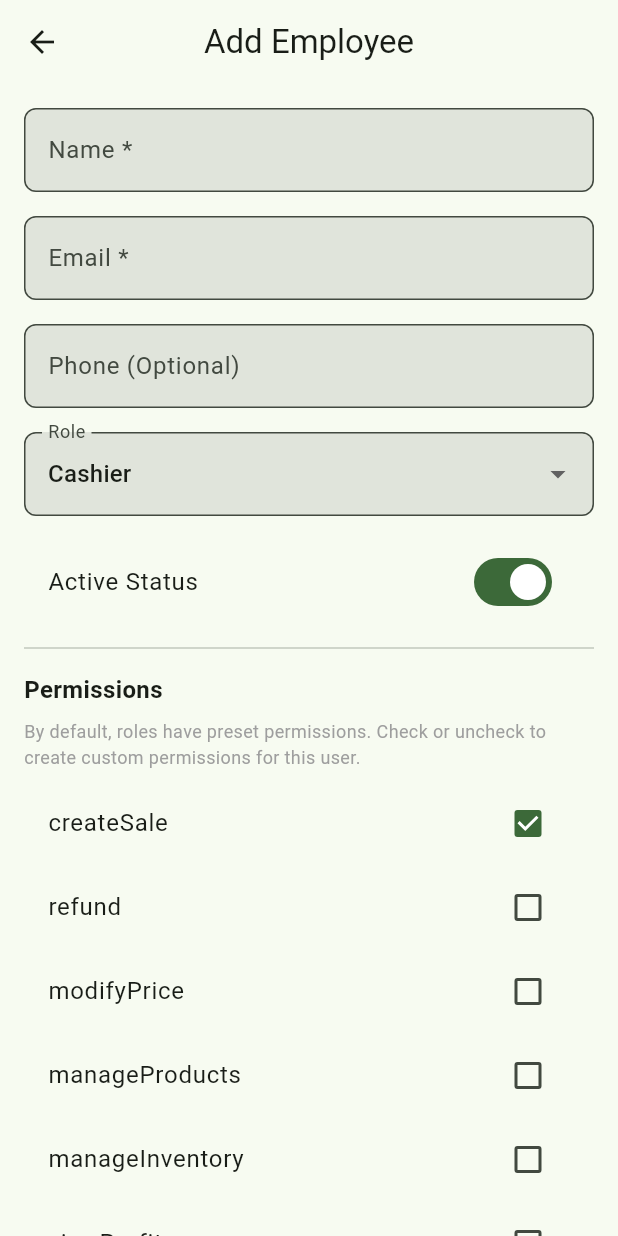
After one commit to shahriasayad/nexa_pos, a Flutter app: the EmployeeFormScreen screen opened directly, on a phone screen of 412 x 824 dp. The commit adds this screen. Run offline on Flutter 3.47's test engine with Material 3 defaults, Android fonts, the phone set to English and light mode, and no system bars; accounts and stored records are empty.

Commit message:
Employees & Permissions

```diff
--- /dev/null
+++ b/lib/core/auth/auth_provider.dart
@@ -0,0 +1,43 @@
+import 'package:flutter/material.dart';
+import '../../features/employees/domain/models/employee.dart';
+import '../../features/employees/domain/repositories/employee_repository.dart';
+import '../../features/employees/data/repositories/mock_employee_repository.dart';
+
+class AuthProvider extends ChangeNotifier {
+  static final AuthProvider instance = AuthProvider._internal();
+
+  final EmployeeRepository repository = MockEmployeeRepository();
+  Employee? _currentUser;
+
+  AuthProvider._internal() {
+    _init();
+  }
+
+  Future<void> _init() async {
+    final emps = await repository.getEmployees();
+    if (emps.isNotEmpty) {
+      _currentUser = emps.first;
+      notifyListeners();
+    }
+  }
+
+  Employee? get currentUser => _currentUser;
+
+  bool can(Permission p) => _currentUser?.hasPermission(p) ?? false;
+
+  void switchUser(Employee emp) {
+    _currentUser = emp;
+    notifyListeners();
+  }
+
+  // Used for tests to ensure permissions pass synchronously
+  void testLoginAdmin() {
+    _currentUser = Employee(
+      id: 'test-admin',
+      name: 'Test Admin',
+      email: 'test@admin.com',
+      role: EmployeeRole.admin,
+      createdAt: DateTime.now(),
+    );
+  }
+}
--- a/lib/core/layout/app_drawer.dart
+++ b/lib/core/layout/app_drawer.dart
@@ -80,6 +80,12 @@ class AppDrawer extends StatelessWidget {
             selected: currentRoute == AppRoutes.expenses,
             onTap: () => Navigator.pushReplacementNamed(context, AppRoutes.expenses),
           ),
+          ListTile(
+            leading: const Icon(Icons.people_outline),
+            title: const Text('Employees'),
+            selected: currentRoute == AppRoutes.employees,
+            onTap: () => Navigator.pushReplacementNamed(context, AppRoutes.employees),
+          ),
         ],
       ),
     );
--- a/lib/core/navigation/app_router.dart
+++ b/lib/core/navigation/app_router.dart
@@ -9,6 +9,7 @@ import 'package:nexa_pos/features/customers/presentation/screens/customer_list_s
 import 'package:nexa_pos/features/suppliers/presentation/screens/supplier_list_screen.dart';
 import 'package:nexa_pos/features/purchases/presentation/screens/purchase_list_screen.dart';
 import 'package:nexa_pos/features/expenses/presentation/screens/expense_list_screen.dart';
+import 'package:nexa_pos/features/employees/presentation/screens/employee_list_screen.dart';
 
 class AppRoutes {
   static const String dashboard = '/';
@@ -21,6 +22,7 @@ class AppRoutes {
   static const String suppliers = '/suppliers';
   static const String purchases = '/purchases';
   static const String expenses = '/expenses';
+  static const String employees = '/employees';
 }
 
 class AppRouter {
@@ -46,6 +48,8 @@ class AppRouter {
         return MaterialPageRoute(builder: (_) => const PurchaseListScreen(), settings: settings);
       case AppRoutes.expenses:
         return MaterialPageRoute(builder: (_) => const ExpenseListScreen(), settings: settings);
+      case AppRoutes.employees:
+        return MaterialPageRoute(builder: (_) => const EmployeeListScreen(), settings: settings);
       default:
         return MaterialPageRoute(
           builder: (_) => Scaffold(
--- /dev/null
+++ b/lib/features/employees/data/repositories/mock_employee_repository.dart
@@ -0,0 +1,73 @@
+import '../../domain/models/employee.dart';
+import '../../domain/repositories/employee_repository.dart';
+
+class MockEmployeeRepository implements EmployeeRepository {
+  final List<Employee> _employees = [
+    Employee(
+      id: 'emp-1',
+      name: 'Super Admin',
+      email: 'admin@nexapos.com',
+      role: EmployeeRole.admin,
+      createdAt: DateTime.now(),
+    ),
+    Employee(
+      id: 'emp-2',
+      name: 'Store Manager',
+      email: 'manager@nexapos.com',
+      role: EmployeeRole.manager,
+      createdAt: DateTime.now(),
+    ),
+    Employee(
+      id: 'emp-3',
+      name: 'John Cashier',
+      email: 'john@nexapos.com',
+      role: EmployeeRole.cashier,
+      createdAt: DateTime.now(),
+    ),
+  ];
+
+  @override
+  Future<List<Employee>> getEmployees({String? query}) async {
+    await Future.delayed(const Duration(milliseconds: 200));
+    if (query == null || query.isEmpty) return List.unmodifiable(_employees);
+
+    final lower = query.toLowerCase();
+    return _employees.where((e) =>
+      e.name.toLowerCase().contains(lower) ||
+      e.email.toLowerCase().contains(lower)
+    ).toList();
+  }
+
+  @override
+  Future<Employee?> getEmployeeById(String id) async {
+    await Future.delayed(const Duration(milliseconds: 100));
+    try {
+      return _employees.firstWhere((e) => e.id == id);
+    } catch (_) {
+      return null;
+    }
+  }
+
+  @override
+  Future<void> saveEmployee(Employee employee) async {
+    await Future.delayed(const Duration(milliseconds: 200));
+    _employees.add(employee);
+  }
+
+  @override
+  Future<void> updateEmployee(Employee employee) async {
+    await Future.delayed(const Duration(milliseconds: 200));
+    final index = _employees.indexWhere((e) => e.id == employee.id);
+    if (index >= 0) {
+      _employees[index] = employee;
+    } else {
+      throw Exception('Employee not found');
+    }
+  }
+
+  @override
+  Future<void> deleteEmployee(String id) async {
+    await Future.delayed(const Duration(milliseconds: 200));
+    _employees.removeWhere((e) => e.id == id);
+  }
+}
--- /dev/null
+++ b/lib/features/employees/domain/models/employee.dart
@@ -0,0 +1,101 @@
+enum EmployeeRole {
+  admin,
+  manager,
+  cashier,
+}
+
+enum Permission {
+  createSale,
+  refund,
+  modifyPrice,
+  manageProducts,
+  manageInventory,
+  viewProfit,
+  manageEmployees,
+  viewReports,
+  manageSettings,
+}
+
+extension EmployeeRoleExtension on EmployeeRole {
+  String get displayName {
+    switch (this) {
+      case EmployeeRole.admin:
+        return 'Admin';
+      case EmployeeRole.manager:
+        return 'Manager';
+      case EmployeeRole.cashier:
+        return 'Cashier';
+    }
+  }
+
+  Set<Permission> get defaultPermissions {
+    switch (this) {
+      case EmployeeRole.admin:
+        return Permission.values.toSet();
+      case EmployeeRole.manager:
+        return {
+          Permission.createSale,
+          Permission.refund,
+          Permission.manageProducts,
+          Permission.manageInventory,
+          Permission.viewReports,
+        };
+      case EmployeeRole.cashier:
+        return {
+          Permission.createSale,
+        };
+    }
+  }
+}
+
+class Employee {
+  final String id;
+  final String name;
+  final String email;
+  final String? phone;
+  final EmployeeRole role;
+  final Set<Permission> customPermissions; // If we want to override default role permissions
+  final bool isActive;
+  final DateTime createdAt;
+
+  Employee({
+    required this.id,
+    required this.name,
+    required this.email,
+    this.phone,
+    required this.role,
+    Set<Permission>? customPermissions,
+    this.isActive = true,
+    required this.createdAt,
+  }) : customPermissions = customPermissions ?? {};
+
+  Set<Permission> get effectivePermissions =>
+      customPermissions.isNotEmpty ? customPermissions : role.defaultPermissions;
+
+  bool hasPermission(Permission permission) {
+    if (!isActive) return false;
+    return effectivePermissions.contains(permission);
+  }
+
+  Employee copyWith({
+    String? id,
+    String? name,
+    String? email,
+    String? phone,
+    EmployeeRole? role,
+    Set<Permission>? customPermissions,
+    bool? isActive,
+    DateTime? createdAt,
+  }) {
+    return Employee(
+      id: id ?? this.id,
+      name: name ?? this.name,
+      email: email ?? this.email,
+      phone: phone ?? this.phone,
+      role: role ?? this.role,
+      customPermissions: customPermissions ?? this.customPermissions,
+      isActive: isActive ?? this.isActive,
+      createdAt: createdAt ?? this.createdAt,
+    );
+  }
+}
--- /dev/null
+++ b/lib/features/employees/domain/repositories/employee_repository.dart
@@ -0,0 +1,9 @@
+import '../models/employee.dart';
+
+abstract class EmployeeRepository {
+  Future<List<Employee>> getEmployees({String? query});
+  Future<Employee?> getEmployeeById(String id);
+  Future<void> saveEmployee(Employee employee);
+  Future<void> updateEmployee(Employee employee);
+  Future<void> deleteEmployee(String id);
+}
--- /dev/null
+++ b/lib/features/employees/presentation/screens/employee_form_screen.dart
@@ -0,0 +1,202 @@
+import 'package:flutter/material.dart';
+import '../../domain/models/employee.dart';
+import '../../data/repositories/mock_employee_repository.dart';
+import '../controllers/employee_controller.dart';
+
+class EmployeeFormScreen extends StatefulWidget {
+  final Employee? employee;
+
+  const EmployeeFormScreen({super.key, this.employee});
+
+  @override
+  State<EmployeeFormScreen> createState() => _EmployeeFormScreenState();
+}
+
+class _EmployeeFormScreenState extends State<EmployeeFormScreen> {
+  final _formKey = GlobalKey<FormState>();
+  late EmployeeController _controller;
+
+  late TextEditingController _nameController;
+  late TextEditingController _emailController;
+  late TextEditingController _phoneController;
+
+  late EmployeeRole _role;
+  bool _isActive = true;
+  Set<Permission> _customPermissions = {};
+
+  @override
+  void initState() {
+    super.initState();
+    _controller = EmployeeController(repository: MockEmployeeRepository());
+    _nameController = TextEditingController(text: widget.employee?.name ?? '');
+    _emailController = TextEditingController(text: widget.employee?.email ?? '');
+    _phoneController = TextEditingController(text: widget.employee?.phone ?? '');
+    _role = widget.employee?.role ?? EmployeeRole.cashier;
+    _isActive = widget.employee?.isActive ?? true;
+    _customPermissions = widget.employee?.customPermissions ?? {};
+  }
+
+  @override
+  void dispose() {
+    _nameController.dispose();
+    _emailController.dispose();
+    _phoneController.dispose();
+    _controller.dispose();
+    super.dispose();
+  }
+
+  Future<void> _save() async {
+    if (_formKey.currentState!.validate()) {
+      final employee = Employee(
+        id: widget.employee?.id ?? DateTime.now().millisecondsSinceEpoch.toString(),
+        name: _nameController.text,
+        email: _emailController.text,
+        phone: _phoneController.text.isNotEmpty ? _phoneController.text : null,
+        role: _role,
+        isActive: _isActive,
+        customPermissions: _customPermissions,
+        createdAt: widget.employee?.createdAt ?? DateTime.now(),
+      );
+
+      final success = await _controller.saveEmployee(employee);
+      if (success && mounted) {
+        Navigator.pop(context, true);
+      } else if (mounted) {
+        ScaffoldMessenger.of(context).showSnackBar(
+          SnackBar(content: Text(_controller.errorMessage ?? 'Failed to save employee')),
+        );
+      }
+    }
+  }
+
+  void _delete() async {
+    if (widget.employee == null) return;
+
+    final confirm = await showDialog<bool>(
+      context: context,
+      builder: (ctx) => AlertDialog(
+        title: const Text('Delete Employee?'),
+        content: const Text('Are you sure you want to delete this employee?'),
+        actions: [
+          TextButton(onPressed: () => Navigator.pop(ctx, false), child: const Text('Cancel')),
+          TextButton(
+            onPressed: () => Navigator.pop(ctx, true),
+            child: const Text('Delete', style: TextStyle(color: Colors.red)),
+          ),
+        ],
+      ),
+    );
+
+    if (confirm == true && mounted) {
+      final success = await _controller.deleteEmployee(widget.employee!.id);
+      if (success && mounted) {
+        Navigator.pop(context, true);
+      }
+    }
+  }
+
+  @override
+  Widget build(BuildContext context) {
+    return Scaffold(
+      appBar: AppBar(
+        title: Text(widget.employee == null ? 'Add Employee' : 'Edit Employee'),
+        actions: [
+          if (widget.employee != null)
+            IconButton(
+              icon: const Icon(Icons.delete, color: Colors.redAccent),
+              onPressed: _delete,
+            ),
+        ],
+      ),
+      body: SingleChildScrollView(
+        padding: const EdgeInsets.all(16),
+        child: Form(
+          key: _formKey,
+          child: Column(
+            crossAxisAlignment: CrossAxisAlignment.start,
+            children: [
+              TextFormField(
+                controller: _nameController,
+                decoration: const InputDecoration(labelText: 'Name *'),
+                validator: (val) => val == null || val.isEmpty ? 'Name is required' : null,
+              ),
+              const SizedBox(height: 16),
+              TextFormField(
+                controller: _emailController,
+                decoration: const InputDecoration(labelText: 'Email *'),
+                keyboardType: TextInputType.emailAddress,
+                validator: (val) => val == null || val.isEmpty ? 'Email is required' : null,
+              ),
+              const SizedBox(height: 16),
+              TextFormField(
+                controller: _phoneController,
+                decoration: const InputDecoration(labelText: 'Phone (Optional)'),
+                keyboardType: TextInputType.phone,
+              ),
+              const SizedBox(height: 16),
+              DropdownButtonFormField<EmployeeRole>(
+                value: _role,
+                decoration: const InputDecoration(labelText: 'Role'),
+                items: EmployeeRole.values.map((role) {
+                  return DropdownMenuItem(
+                    value: role,
+                    child: Text(role.displayName),
+                  );
+                }).toList(),
+                onChanged: (val) {
+                  if (val != null) {
+                    setState(() {
+                      _role = val;
+                      _customPermissions.clear(); // Reset custom permissions when role changes
+                    });
+                  }
+                },
+              ),
+              const SizedBox(height: 16),
+              SwitchListTile(
+                title: const Text('Active Status'),
+                value: _isActive,
+                onChanged: (val) => setState(() => _isActive = val),
+              ),
+              const Divider(height: 32),
+              const Text('Permissions', style: TextStyle(fontSize: 16, fontWeight: FontWeight.bold)),
+              const SizedBox(height: 8),
+              const Text('By default, roles have preset permissions. Check or uncheck to create custom permissions for this user.', style: TextStyle(fontSize: 12, color: Colors.grey)),
+              const SizedBox(height: 8),
+              ...Permission.values.map((perm) {
+                final hasPerm = _customPermissions.isNotEmpty
+                  ? _customPermissions.contains(perm)
+                  : _role.defaultPermissions.contains(perm);
+
+                return CheckboxListTile(
+                  title: Text(perm.name),
+                  value: hasPerm,
+                  onChanged: (val) {
+                    setState(() {
+                      if (_customPermissions.isEmpty) {
+                        _customPermissions = Set.from(_role.defaultPermissions);
+                      }
+                      if (val == true) {
+                        _customPermissions.add(perm);
+                      } else {
+                        _customPermissions.remove(perm);
+                      }
+                    });
+                  },
+                );
+              }),
+              const SizedBox(height: 24),
+              SizedBox(
+                width: double.infinity,
+                child: ElevatedButton(
+                  onPressed: _save,
+                  child: const Text('Save Employee'),
+                ),
+              ),
+            ],
+          ),
+        ),
+      ),
+    );
+  }
+}
--- a/lib/features/inventory/presentation/controllers/inventory_controller.dart
+++ b/lib/features/inventory/presentation/controllers/inventory_controller.dart
@@ -7,6 +7,8 @@ import '../../../categories/domain/models/category.dart';
 import '../../../categories/domain/repositories/category_repository.dart';
 import '../../domain/models/stock_movement.dart';
 import '../../domain/repositories/inventory_repository.dart';
+import '../../../../core/auth/auth_provider.dart';
+import '../../../employees/domain/models/employee.dart';
 
 class InventoryController extends ChangeNotifier {
   final ProductRepository productRepo;
@@ -88,6 +90,12 @@ class InventoryController extends ChangeNotifier {
     required String reason,
     String? note,
   }) async {
+    if (!AuthProvider.instance.can(Permission.manageInventory)) {
+      errorMessage = 'Permission denied: Cannot manage inventory.';
+      notifyListeners();
+      return false;
+    }
+
     if (quantityChange == 0) {
       errorMessage = 'Quantity change cannot be zero.';
       notifyListeners();
--- a/lib/features/pos/presentation/controllers/pos_controller.dart
+++ b/lib/features/pos/presentation/controllers/pos_controller.dart
@@ -9,6 +9,8 @@ import '../../domain/models/sale_transaction.dart';
 import '../../domain/repositories/sales_repository.dart';
 import '../../../customers/domain/models/customer.dart';
 import '../../../customers/domain/repositories/customer_repository.dart';
+import '../../../../core/auth/auth_provider.dart';
+import '../../../employees/domain/models/employee.dart';
 
 class PosController extends ChangeNotifier {
   final ProductRepository productRepo;
@@ -112,6 +114,11 @@ class PosController extends ChangeNotifier {
   }
 
   Future<bool> checkout(PaymentMethod method, double amountReceived) async {
+    if (!AuthProvider.instance.can(Permission.createSale)) {
+      _setError('Permission denied: Cannot create sales.');
+      return false;
+    }
+
     if (cart.isEmpty) {
       _setError('Cart is empty.');
       return false;
--- a/lib/features/products/presentation/controllers/product_controller.dart
+++ b/lib/features/products/presentation/controllers/product_controller.dart
@@ -5,6 +5,8 @@ import '../../domain/models/product.dart';
 import '../../domain/repositories/product_repository.dart';
 import '../../../categories/domain/models/category.dart';
 import '../../../categories/domain/repositories/category_repository.dart';
+import '../../../../core/auth/auth_provider.dart';
+import '../../../employees/domain/models/employee.dart';
 
 class ProductController extends ChangeNotifier {
   final ProductRepository productRepo;
@@ -75,6 +77,12 @@ class ProductController extends ChangeNotifier {
 
 
   Future<bool> saveProduct(Product product) async {
+    if (!AuthProvider.instance.can(Permission.manageProducts)) {
+      errorMessage = 'Permission denied: Cannot manage products.';
+      notifyListeners();
+      return false;
+    }
+
     try {
       if (product.id.isEmpty) {
         await productRepo.addProduct(
@@ -101,6 +109,12 @@ class ProductController extends ChangeNotifier {
   }
 
   Future<bool> deleteProduct(String id) async {
+    if (!AuthProvider.instance.can(Permission.manageProducts)) {
+      errorMessage = 'Permission denied: Cannot manage products.';
+      notifyListeners();
+      return false;
+    }
+
     try {
       await productRepo.deleteProduct(id);
       await loadProducts();
--- a/lib/features/returns/presentation/controllers/return_controller.dart
+++ b/lib/features/returns/presentation/controllers/return_controller.dart
@@ -6,6 +6,8 @@ import '../../../../features/products/domain/repositories/product_repository.dar
 import '../../../../features/inventory/domain/models/stock_movement.dart';
 import '../../../../features/inventory/domain/repositories/inventory_repository.dart';
 import '../../domain/models/return_transaction.dart';
+import '../../../../core/auth/auth_provider.dart';
+import '../../../employees/domain/models/employee.dart';
 
 class ReturnController extends ChangeNotifier {
   final SalesRepository salesRepo;
@@ -47,6 +49,12 @@ class ReturnController extends ChangeNotifier {
   }
 
   Future<bool> submitReturn(SaleTransaction sale) async {
+    if (!AuthProvider.instance.can(Permission.refund)) {
+      errorMessage = 'Permission denied: Cannot process refunds.';
+      notifyListeners();
+      return false;
+    }
+
     if (returnQuantities.values.every((q) => q == 0)) {
       errorMessage = 'Please select at least one item to return.';
       notifyListeners();
```
Also changed, not shown: lib/features/employees/presentation/controllers/employee_controller.dart (added, +75 -0 lines), lib/features/employees/presentation/screens/employee_list_screen.dart (added, +110 -0 lines), 5 other files.
